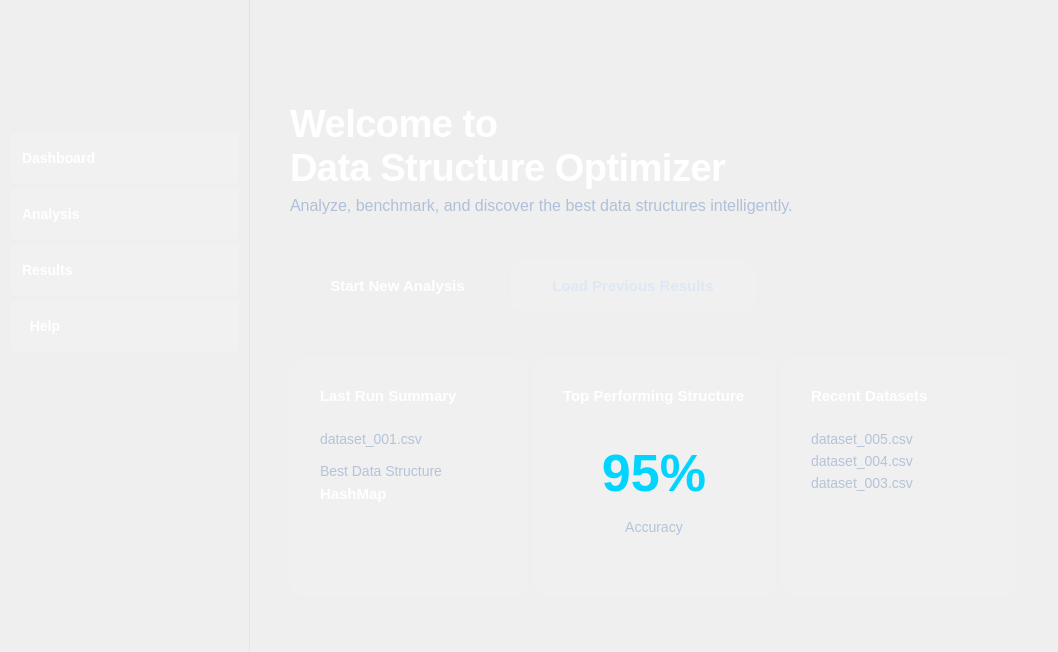
Above: gui/mainwindow.ui from yaseenkh9n/Data-Structures-Optimizer before the change. Below: the same form after it.
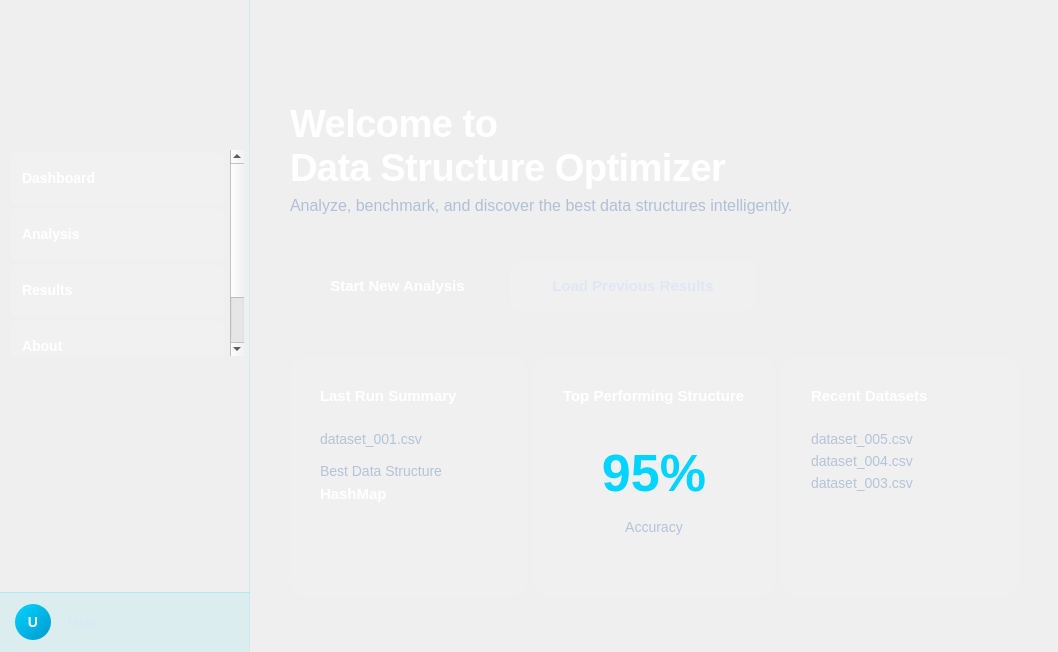
That is the form after the change. Icons and pictures are not drawn.

What changed in the file:
```diff
--- a/gui/mainwindow.ui
+++ b/gui/mainwindow.ui
@@ -255,13 +255,13 @@
          <property name="minimumSize">
           <size>
            <width>0</width>
-           <height>80</height>
+           <height>100</height>
           </size>
          </property>
          <property name="maximumSize">
           <size>
            <width>16777215</width>
-           <height>80</height>
+           <height>100</height>
           </size>
          </property>
          <layout class="QHBoxLayout" name="horizontalLayout_2" stretch="0,0">
@@ -281,14 +281,14 @@
            <widget class="QLabel" name="logoIcon">
             <property name="minimumSize">
              <size>
-              <width>50</width>
-              <height>50</height>
+              <width>65</width>
+              <height>65</height>
              </size>
             </property>
             <property name="maximumSize">
              <size>
               <width>150</width>
-              <height>50</height>
+              <height>65</height>
              </size>
             </property>
             <property name="text">
@@ -385,7 +385,7 @@
          </item>
          <item>
           <property name="text">
-           <string>  Help</string>
+           <string>About</string>
           </property>
           <property name="icon">
            <iconset resource="../resources/resources.qrc">
@@ -394,11 +394,129 @@
          </item>
         </widget>
        </item>
-      </layout>
-     </widget>
-    </item>
-    <item>
-     <widget class="QFrame" name="contentArea">
+       <item>
+        <spacer name="sidebarVerticalSpacer">
+         <property name="orientation">
+          <enum>Qt::Orientation::Vertical</enum>
+         </property>
+         <property name="sizeType">
+          <enum>QSizePolicy::Policy::Expanding</enum>
+         </property>
+         <property name="sizeHint" stdset="0">
+           <size>
+            <width>20</width>
+            <height>40</height>
+           </size>
+          </property>
+         </spacer>
+        </item>
+        <item>
+         <widget class="QFrame" name="userProfileFrame">
+          <property name="minimumSize">
+           <size>
+            <width>0</width>
+            <height>60</height>
+           </size>
+          </property>
+          <property name="maximumSize">
+           <size>
+            <width>16777215</width>
+            <height>60</height>
+           </size>
+          </property>
+          <property name="styleSheet">
+           <string notr="true">
+QFrame#userProfileFrame {
+    background: rgba(0, 212, 255, 0.08);
+    border-top: 1px solid rgba(0, 212, 255, 0.2);
+    border-right: 1px solid rgba(255, 255, 255, 30);
+}
+           </string>
+          </property>
+          <layout class="QHBoxLayout" name="userProfileLayout">
+           <property name="leftMargin">
+            <number>15</number>
+           </property>
+           <property name="topMargin">
+            <number>10</number>
+           </property>
+           <property name="rightMargin">
+            <number>15</number>
+           </property>
+           <property name="bottomMargin">
+            <number>10</number>
+           </property>
+           <item>
+            <widget class="QLabel" name="userAvatarLabel">
+             <property name="minimumSize">
+              <size>
+               <width>36</width>
+               <height>36</height>
+              </size>
+             </property>
+             <property name="maximumSize">
+              <size>
+               <width>36</width>
+               <height>36</height>
+              </size>
+             </property>
+             <property name="styleSheet">
+              <string notr="true">
+QLabel#userAvatarLabel {
+    background: qlineargradient(spread:pad, x1:0, y1:0, x2:1, y2:1, stop:0 #00d4ff, stop:1 #0099cc);
+    border-radius: 18px;
+    color: white;
+    font-size: 14px;
+    font-weight: bold;
+}
+              </string>
+             </property>
+             <property name="text">
+              <string>U</string>
+             </property>
+             <property name="alignment">
+              <set>Qt::AlignmentFlag::AlignCenter</set>
+             </property>
+            </widget>
+           </item>
+           <item>
+            <widget class="QLabel" name="userNameLabel">
+             <property name="styleSheet">
+              <string notr="true">
+QLabel#userNameLabel {
+    color: rgba(220, 230, 245, 0.9);
+    font-size: 13px;
+    font-weight: 500;
+    padding-left: 8px;
+}
+              </string>
+             </property>
+             <property name="text">
+              <string>User</string>
+             </property>
+            </widget>
+           </item>
+           <item>
+            <spacer name="userProfileSpacer">
+             <property name="orientation">
+              <enum>Qt::Orientation::Horizontal</enum>
+             </property>
+             <property name="sizeHint" stdset="0">
+              <size>
+               <width>10</width>
+               <height>20</height>
+              </size>
+             </property>
+            </spacer>
+           </item>
+          </layout>
+         </widget>
+        </item>
+       </layout>
+      </widget>
+     </item>
+     <item>
+      <widget class="QFrame" name="contentArea">
       <layout class="QVBoxLayout" name="verticalLayout_2">
        <property name="leftMargin">
         <number>40</number>
```
Left out of the diff: 4 changed lines with no effect on the pictures.
